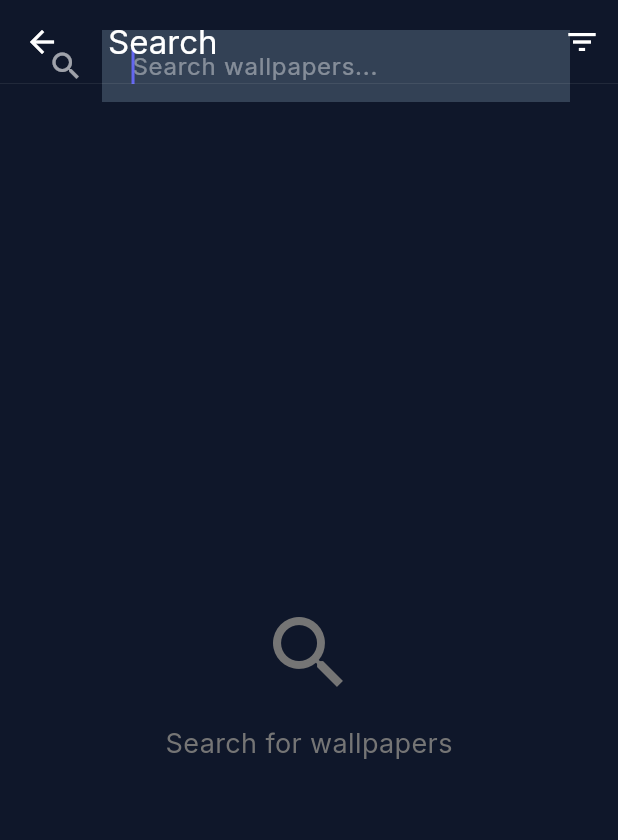
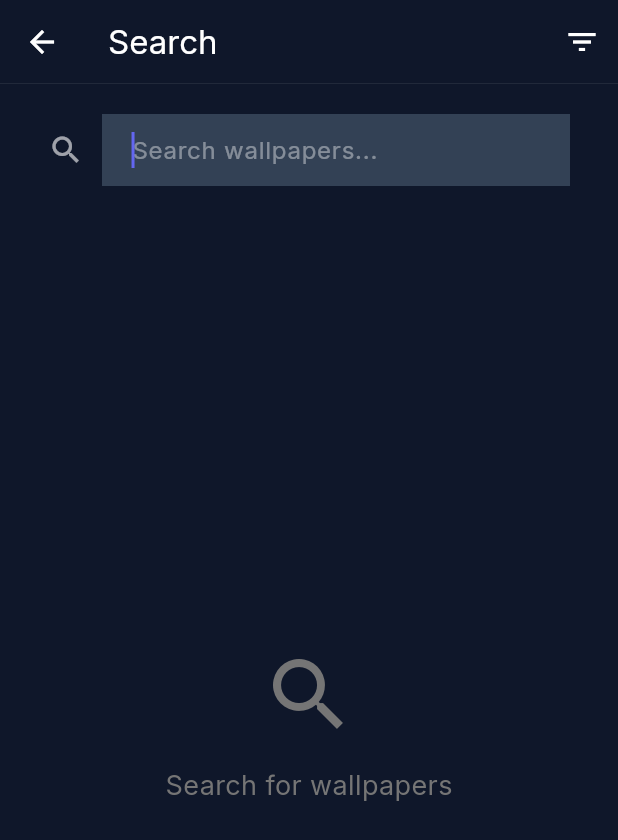
Before and after one commit to Alucard-Storm/Wallvault, a Flutter app: the SearchScreen screen opened directly, on a phone screen of 412 x 824 dp. Shown: the top 840 px of the screen. Run offline on Flutter 3.47's test engine with Material 3 defaults, Android fonts, the phone set to English and light mode, and no system bars; drawn by our look-alikes of dynamic_color; our stand-ins replace cached_network_image, fl_chart, flutter_animate, flutter_cache_manager, google_fonts, lottie and 6 more; missing offline and left inert: gal, liquid_glass_renderer; accounts and stored records are empty; network calls fail.

Commit message:
fix the misplaced search bar

```diff
--- a/lib/screens/search_screen.dart
+++ b/lib/screens/search_screen.dart
@@ -112,7 +112,8 @@ class _SearchScreenState extends State<SearchScreen> {
           ),
         ],
       ),
-      body: Column(
+      body: SafeArea(
+        child: Column(
           children: [
             // Glass search bar
             GlassSearchBar(
@@ -240,6 +241,7 @@ class _SearchScreenState extends State<SearchScreen> {
           ),
         ],
       ),
+      ),
     );
   }
 }
```
Lines whose indentation alone changed are shown as unchanged.
